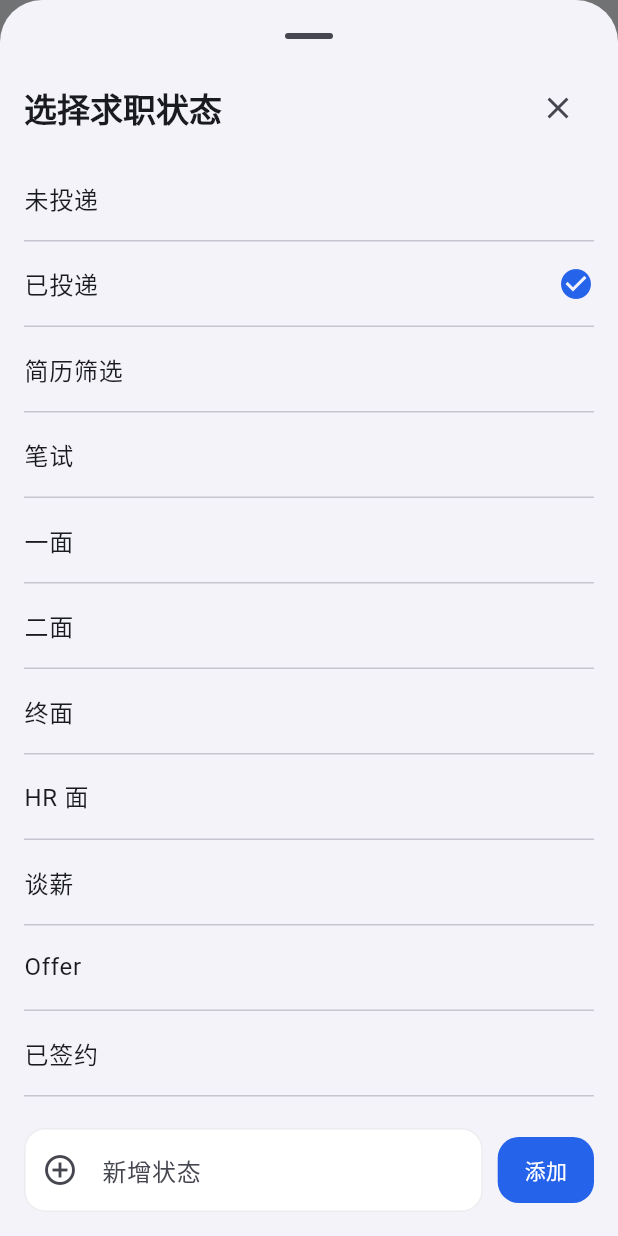
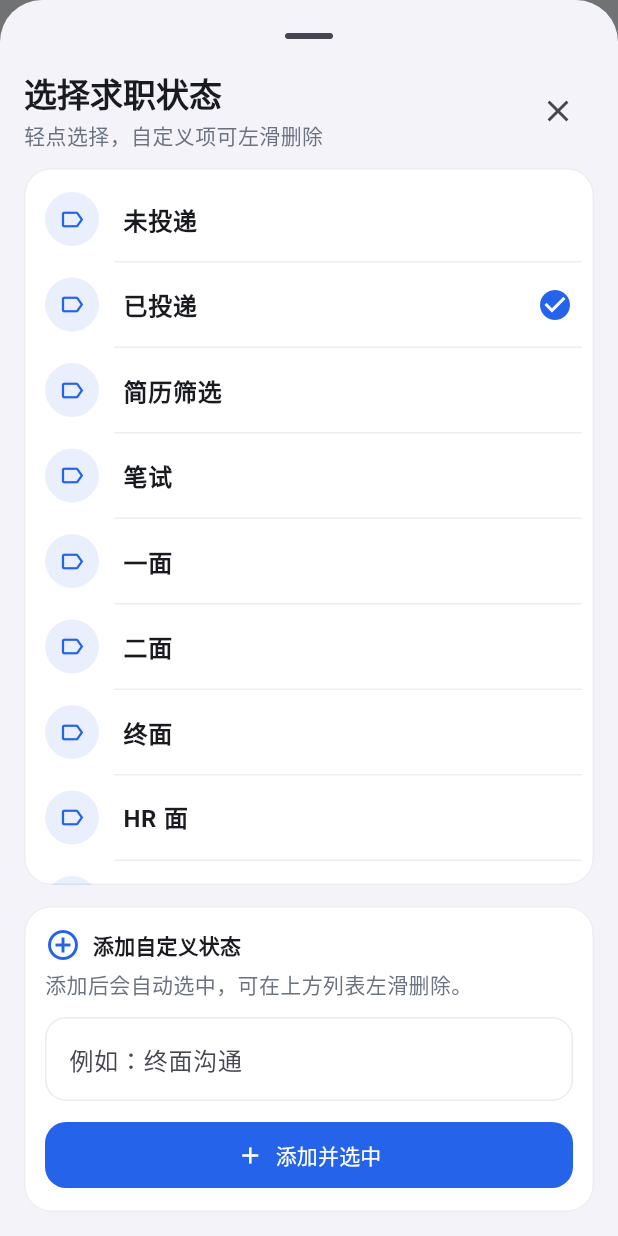
Before and after one commit to Git-cat000/JobPilot, a Flutter app: the ApplicationEditPage screen opened by its route, after a tap on "已投递", on a phone screen of 412 x 824 dp. Run offline on Flutter 3.47's test engine with Material 3 defaults, Android fonts, the light colour scheme and no system bars; our stand-ins replace csv, file_picker, sqflite; missing offline and left inert: excel; accounts and stored records are empty.

Commit message:
Prepare JobCopilot v1.1 release

```diff
--- a/lib/features/applications/application_edit_page.dart
+++ b/lib/features/applications/application_edit_page.dart
@@ -364,11 +364,21 @@ class _OptionPickerSheetState extends State<_OptionPickerSheet> {
             Row(
               children: [
                 Expanded(
-                  child: Text(
+                  child: Column(
+                    crossAxisAlignment: CrossAxisAlignment.start,
+                    children: [
+                      Text(
                         widget.title,
                         style: Theme.of(context).textTheme.titleLarge?.copyWith(
                           fontWeight: FontWeight.w900,
                         ),
+                      ),
+                      const SizedBox(height: 4),
+                      const Text(
+                        '轻点选择，自定义项可左滑删除',
+                        style: TextStyle(color: AppTheme.secondaryText),
+                      ),
+                    ],
                   ),
                 ),
                 IconButton(
@@ -378,12 +388,28 @@ class _OptionPickerSheetState extends State<_OptionPickerSheet> {
                 ),
               ],
             ),
-            const SizedBox(height: 8),
+            const SizedBox(height: 12),
             Flexible(
+              child: DecoratedBox(
+                decoration: BoxDecoration(
+                  color: Colors.white,
+                  borderRadius: BorderRadius.circular(18),
+                  border: Border.all(
+                    color: AppTheme.border.withValues(alpha: 0.75),
+                  ),
+                ),
                 child: ListView.separated(
                   shrinkWrap: true,
+                  padding: const EdgeInsets.symmetric(
+                    horizontal: 8,
+                    vertical: 6,
+                  ),
                   itemCount: options.length,
-                separatorBuilder: (context, index) => const Divider(height: 1),
+                  separatorBuilder: (context, index) => Divider(
+                    height: 1,
+                    indent: 52,
+                    color: AppTheme.border.withValues(alpha: 0.7),
+                  ),
                   itemBuilder: (context, index) {
                     final entry = options.entries.elementAt(index);
                     final isCustom = customOptions.containsKey(entry.key);
@@ -399,8 +425,12 @@ class _OptionPickerSheetState extends State<_OptionPickerSheet> {
                             custom: widget.controller.customDirections,
                           );
                     final tile = ListTile(
-                    contentPadding: EdgeInsets.zero,
-                    title: Text(label),
+                      contentPadding: const EdgeInsets.symmetric(horizontal: 6),
+                      leading: _OptionIcon(isCustom: isCustom),
+                      title: Text(
+                        label,
+                        style: const TextStyle(fontWeight: FontWeight.w700),
+                      ),
                       subtitle: isCustom ? const Text('自定义选项') : null,
                       trailing: entry.key == widget.currentValue
                           ? const Icon(
@@ -421,7 +451,7 @@ class _OptionPickerSheetState extends State<_OptionPickerSheet> {
                         padding: const EdgeInsets.symmetric(horizontal: 18),
                         decoration: BoxDecoration(
                           color: AppTheme.danger.withValues(alpha: 0.12),
-                        borderRadius: BorderRadius.circular(12),
+                          borderRadius: BorderRadius.circular(14),
                         ),
                         child: const Icon(
                           Icons.delete_outline,
@@ -454,22 +484,60 @@ class _OptionPickerSheetState extends State<_OptionPickerSheet> {
                   },
                 ),
               ),
-            const SizedBox(height: 12),
+            ),
+            const SizedBox(height: 14),
+            DecoratedBox(
+              decoration: BoxDecoration(
+                color: Colors.white,
+                borderRadius: BorderRadius.circular(18),
+                border: Border.all(
+                  color: AppTheme.border.withValues(alpha: 0.75),
+                ),
+              ),
+              child: Padding(
+                padding: const EdgeInsets.all(14),
+                child: Column(
+                  crossAxisAlignment: CrossAxisAlignment.start,
+                  children: [
                     Row(
                       children: [
-                Expanded(
-                  child: TextField(
+                        const Icon(
+                          Icons.add_circle_outline,
+                          color: AppTheme.primary,
+                        ),
+                        const SizedBox(width: 8),
+                        Text(
+                          widget.isStatus ? '添加自定义状态' : '添加自定义方向',
+                          style: Theme.of(context).textTheme.titleSmall
+                              ?.copyWith(fontWeight: FontWeight.w900),
+                        ),
+                      ],
+                    ),
+                    const SizedBox(height: 4),
+                    const Text(
+                      '添加后会自动选中，可在上方列表左滑删除。',
+                      style: TextStyle(color: AppTheme.secondaryText),
+                    ),
+                    const SizedBox(height: 12),
+                    TextField(
                       controller: text,
                       decoration: InputDecoration(
-                      hintText: widget.isStatus ? '新增状态' : '新增方向',
-                      prefixIcon: const Icon(Icons.add_circle_outline),
+                        hintText: widget.isStatus ? '例如：终面沟通' : '例如：嵌入式软件',
                       ),
                       onSubmitted: (_) => _addAndSelect(),
                     ),
+                    const SizedBox(height: 12),
+                    SizedBox(
+                      width: double.infinity,
+                      child: FilledButton.icon(
+                        onPressed: _addAndSelect,
+                        icon: const Icon(Icons.add),
+                        label: const Text('添加并选中'),
                       ),
-                const SizedBox(width: 10),
-                FilledButton(onPressed: _addAndSelect, child: const Text('添加')),
+                    ),
                   ],
+                ),
+              ),
             ),
           ],
         ),
@@ -488,6 +556,26 @@ class _OptionPickerSheetState extends State<_OptionPickerSheet> {
     if (mounted) {
       Navigator.pop(context, value);
     }
+  }
+}
+
+class _OptionIcon extends StatelessWidget {
+  const _OptionIcon({required this.isCustom});
+
+  final bool isCustom;
+
+  @override
+  Widget build(BuildContext context) {
+    return CircleAvatar(
+      radius: 18,
+      backgroundColor: (isCustom ? AppTheme.success : AppTheme.primary)
+          .withValues(alpha: 0.10),
+      child: Icon(
+        isCustom ? Icons.tune_outlined : Icons.label_outline,
+        size: 18,
+        color: isCustom ? AppTheme.success : AppTheme.primary,
+      ),
+    );
   }
 }
 
--- a/pubspec.yaml
+++ b/pubspec.yaml
@@ -14,7 +14,7 @@ publish_to: 'none' # Remove this line if you wish to publish to pub.dev
 # https://developer.apple.com/library/archive/documentation/General/Reference/InfoPlistKeyReference/Articles/CoreFoundationKeys.html
 # In Windows, build-name is used as the major, minor, and patch parts
 # of the product and file versions while build-number is used as the build suffix.
-version: 1.0.0+1
+version: 1.1.0+2
 
 environment:
   sdk: ^3.12.2
```
Also changed, not shown: 2 other files. Lines whose indentation alone changed are shown as unchanged.
